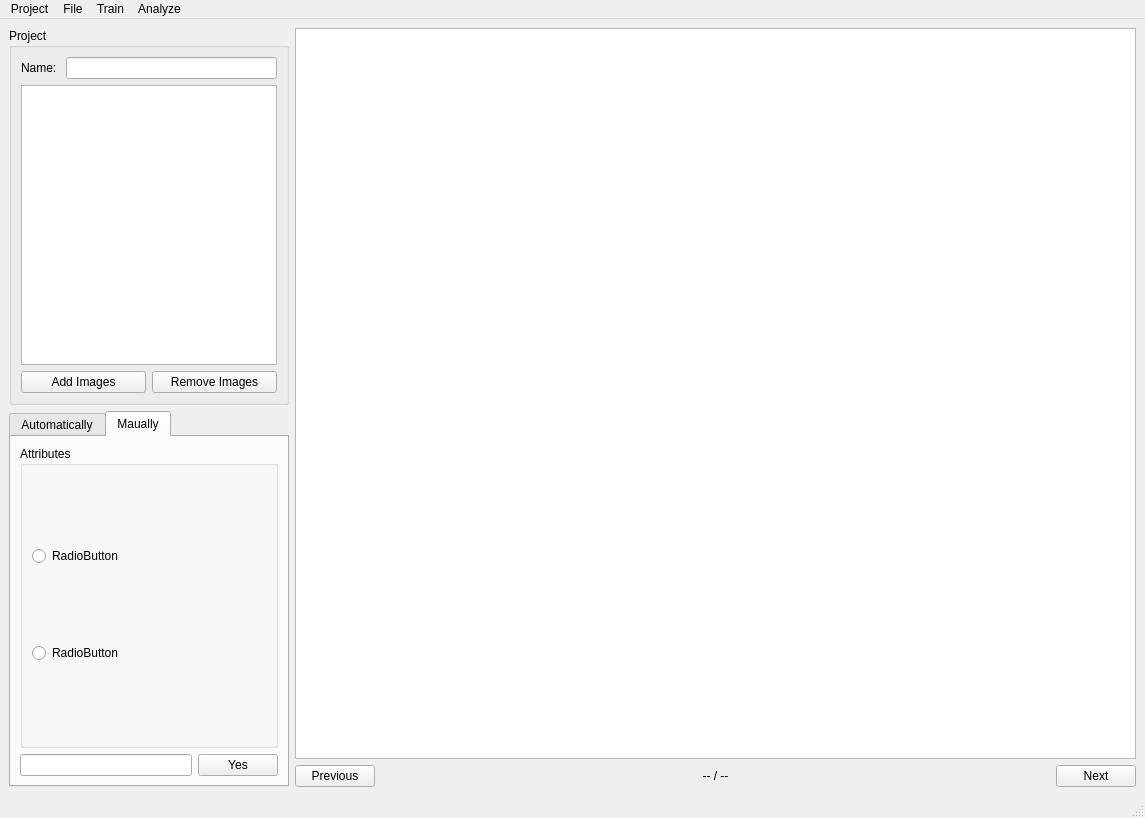
This is src/view/main_sense.ui in sjdingcn/GUI as Qt 5 draws it before an edit. The edited form follows.
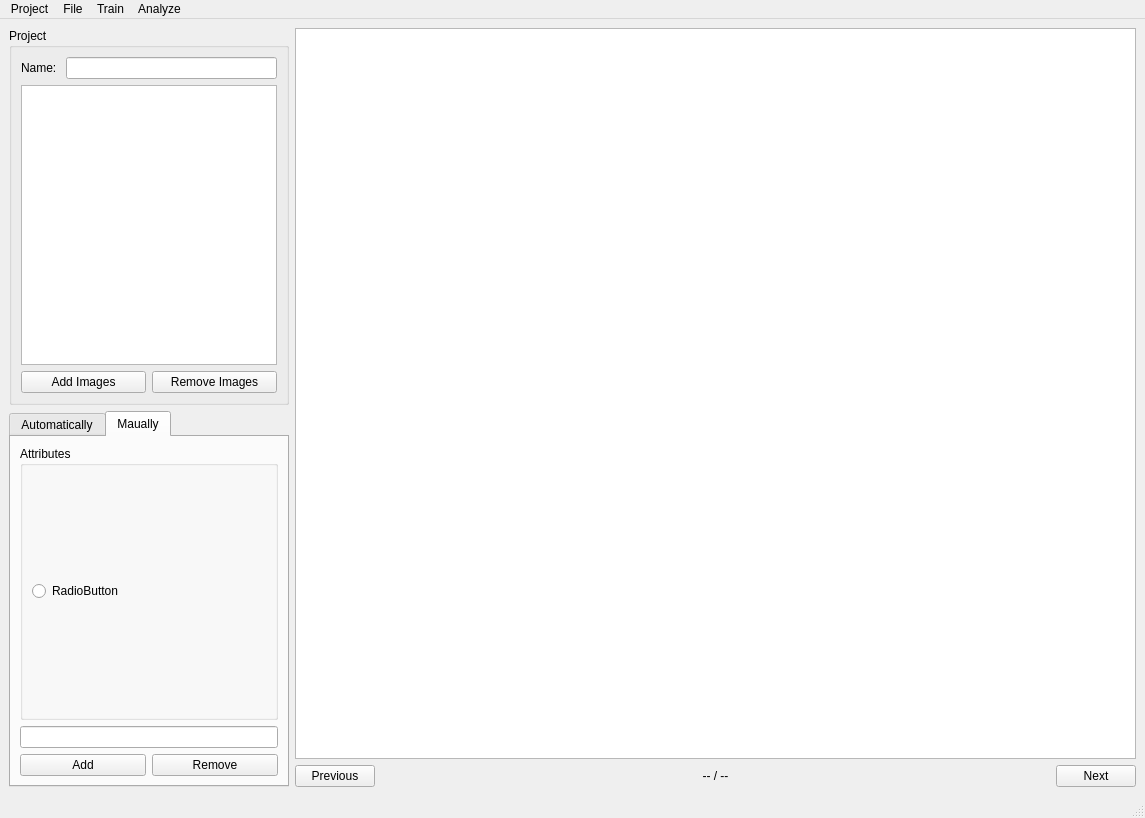
This is the edited form. The open tabs and pages were chosen to show the change.

Commit message: drawing completed and on the half path to the radio box

```diff
--- a/src/view/main_sense.ui
+++ b/src/view/main_sense.ui
@@ -232,25 +232,29 @@
                </property>
               </widget>
              </item>
-             <item>
-              <widget class="QRadioButton" name="radioButton_2">
-               <property name="text">
-                <string>RadioButton</string>
-               </property>
-              </widget>
-             </item>
             </layout>
            </widget>
           </item>
+          <item>
+           <widget class="QLineEdit" name="line_edit_id">
+            <property name="text">
+             <string/>
+            </property>
+           </widget>
+          </item>
           <item>
            <layout class="QHBoxLayout" name="horizontalLayout_5">
             <item>
-             <widget class="QLineEdit" name="lineEdit"/>
+             <widget class="QPushButton" name="push_button_add">
+              <property name="text">
+               <string>Add</string>
+              </property>
+             </widget>
             </item>
             <item>
              <widget class="QPushButton" name="pushButton">
               <property name="text">
-               <string>Yes</string>
+               <string>Remove</string>
               </property>
              </widget>
             </item>
```
Left out of the diff: 4 changed lines with no effect on the pictures. The commit also changes 2 other files.
